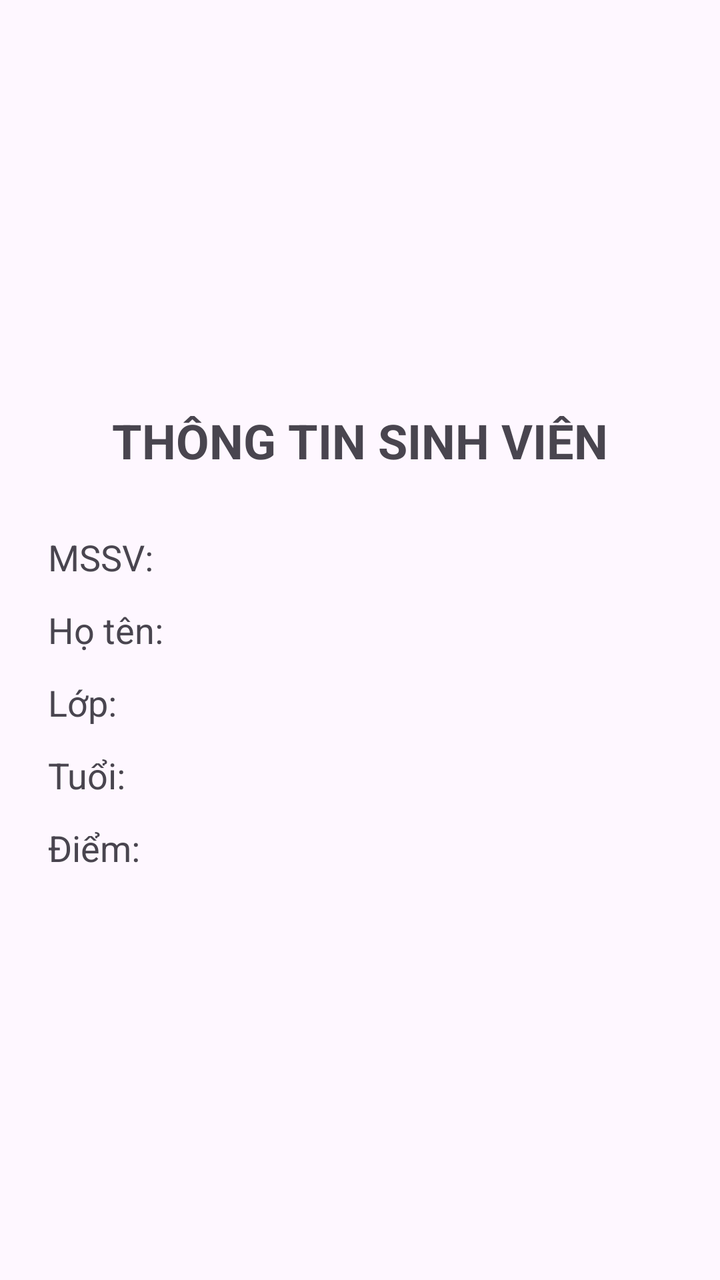
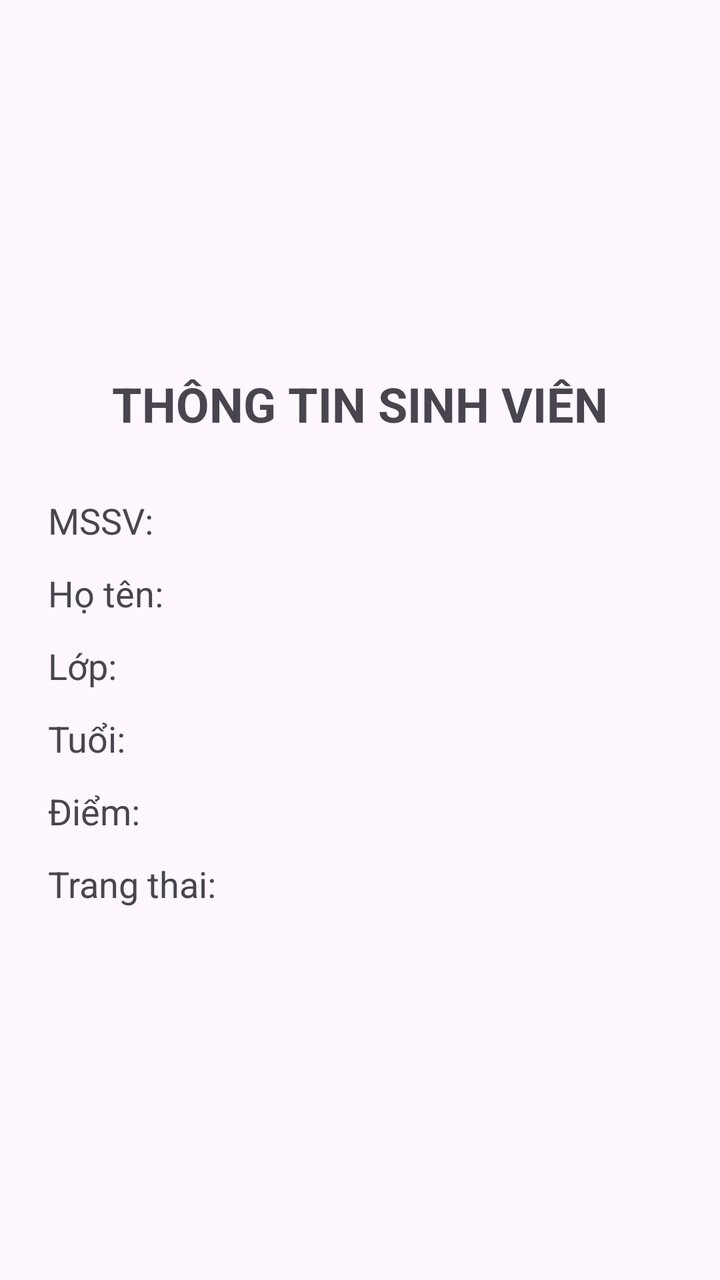

Before-and-after screenshots of an Android layout around one commit, followed by the original layout XML and the change that was made.
<!-- AndroidManifest.xml: application theme Theme.StudentInfo_2415141122122 -->
<!-- res/layout/activity_main.xml -->
<?xml version="1.0" encoding="utf-8"?>
<LinearLayout xmlns:android="http://schemas.android.com/apk/res/android"
    android:layout_width="match_parent"
    android:layout_height="match_parent"
    android:orientation="vertical"
    android:padding="24dp"
    android:gravity="center_vertical">

    <TextView
        android:layout_width="match_parent"
        android:layout_height="wrap_content"
        android:text="THÔNG TIN SINH VIÊN"
        android:textSize="24sp"
        android:textStyle="bold"
        android:gravity="center"
        android:layout_marginBottom="30dp" />

    <TextView
        android:id="@+id/tvStudentId"
        android:layout_width="match_parent"
        android:layout_height="wrap_content"
        android:text="MSSV:"
        android:textSize="18sp"
        android:layout_marginBottom="12dp" />

    <TextView
        android:id="@+id/tvName"
        android:layout_width="match_parent"
        android:layout_height="wrap_content"
        android:text="Họ tên:"
        android:textSize="18sp"
        android:layout_marginBottom="12dp" />

    <TextView
        android:id="@+id/tvClass"
        android:layout_width="match_parent"
        android:layout_height="wrap_content"
        android:text="Lớp:"
        android:textSize="18sp"
        android:layout_marginBottom="12dp" />

    <TextView
        android:id="@+id/tvAge"
        android:layout_width="match_parent"
        android:layout_height="wrap_content"
        android:text="Tuổi:"
        android:textSize="18sp"
        android:layout_marginBottom="12dp" />

    <TextView
        android:id="@+id/tvScore"
        android:layout_width="match_parent"
        android:layout_height="wrap_content"
        android:text="Điểm:"
        android:textSize="18sp" />

</LinearLayout>
<!-- resources referenced by this layout -->
<resources>
  <style name="Theme.StudentInfo_2415141122122" parent="Base.Theme.StudentInfo_2415141122122" />
  <style name="Base.Theme.StudentInfo_2415141122122" parent="Theme.Material3.DayNight.NoActionBar">
          
          
      </style>
</resources>

<!-- the commit's change to res/layout/activity_main.xml (unified diff, before → after) -->
@@ -54,4 +54,12 @@
         android:text="Điểm:"
         android:textSize="18sp" />
 
+    <TextView
+        android:id="@+id/tvStatus"
+        android:layout_width="match_parent"
+        android:layout_height="wrap_content"
+        android:text="Trang thai:"
+        android:textSize="18sp"
+        android:layout_marginTop="12dp" />
+
 </LinearLayout>
